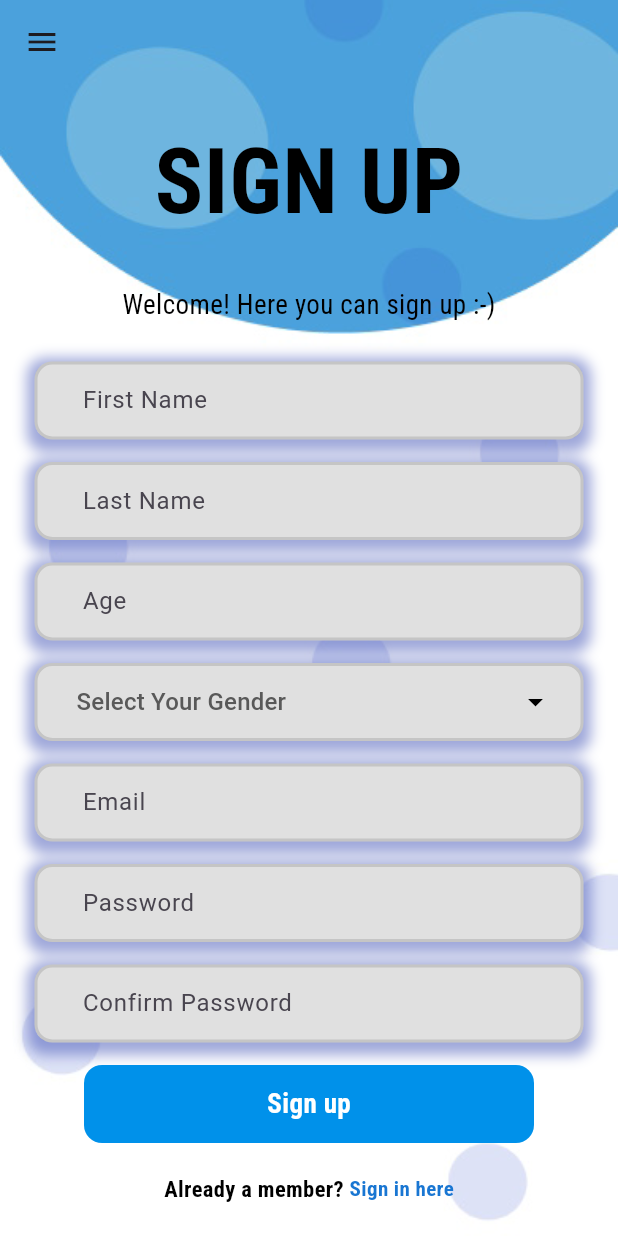
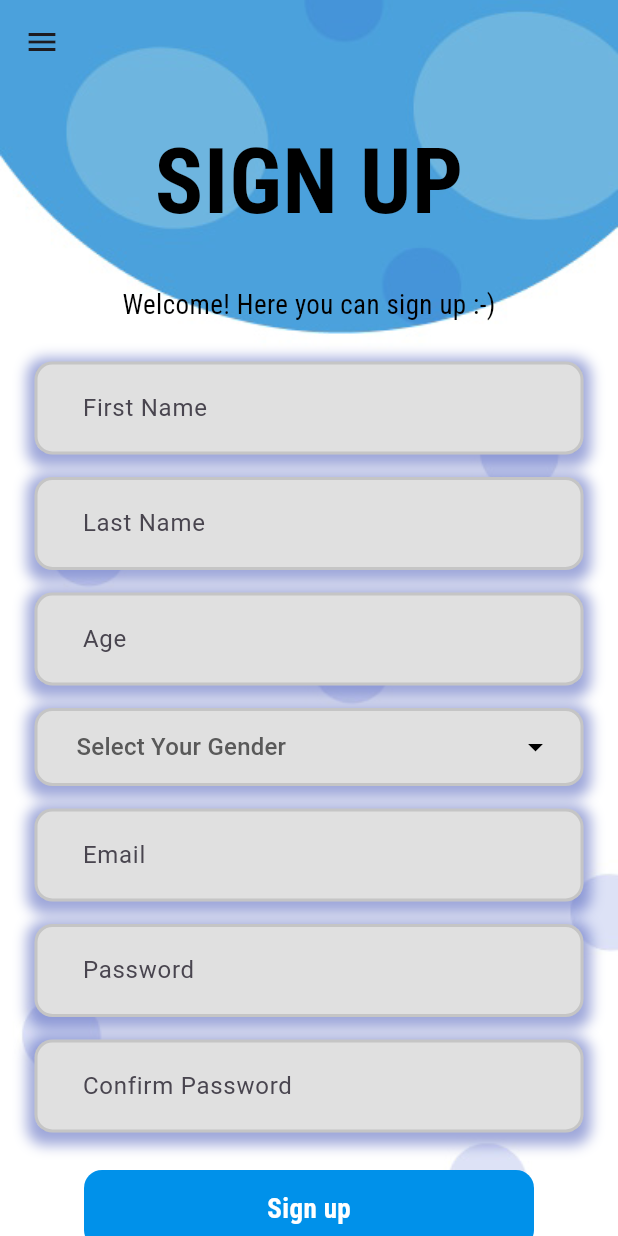
Before and after one commit to Amer222323/TutorFinderApp_flutter, a Flutter app: the SignUpScreen screen opened by its route, on a phone screen of 412 x 824 dp. Run offline on Flutter 3.47's test engine with Material 3 defaults, Android fonts, the phone set to English and light mode, and no system bars; our stand-ins replace cloud_firestore, dropdown_button2, firebase_auth, firebase_core, google_fonts; accounts and stored records are empty; project files that could hold a hidden picture were left out.

Commit message:
version 2.3

```diff
--- a/lib/Componet/snackbar.dart
+++ b/lib/Componet/snackbar.dart
@@ -34,7 +34,7 @@ Widget buildTextField({
   bool obscureText = false,
 }) {
   return Container(
-    padding: const EdgeInsets.symmetric(horizontal: 10),
+    padding: const EdgeInsets.symmetric(horizontal: 10, vertical: 5),
     decoration: BoxDecoration(
       boxShadow: [
         BoxShadow(
--- a/lib/screen/auth/signup_screen.dart
+++ b/lib/screen/auth/signup_screen.dart
@@ -226,7 +226,7 @@ class _SignUpScreenState extends State<SignUpScreen> {
         hintText: "Confirm Password",
         obscureText: true,
       ),
-      const SizedBox(height: 15),
+      const SizedBox(height: 25),
       GestureDetector(
         onTap: signUp,
         child: Container(
```
